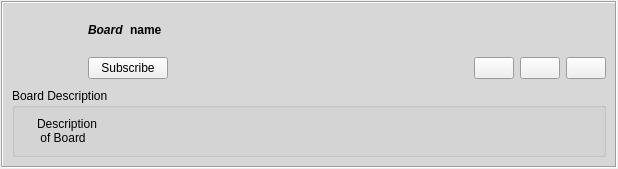
Qt form retroshare-gui/src/gui/feeds/PostedGroupItem.ui (RetroShare/RetroShare) before a commit.
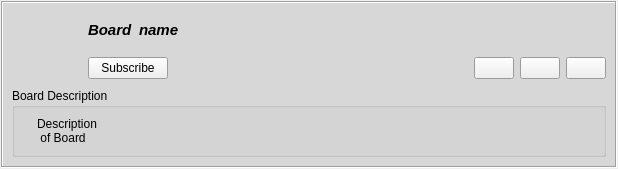
The same form after that commit. Icons and pictures are not drawn.

```diff
--- a/retroshare-gui/src/gui/feeds/PostedGroupItem.ui
+++ b/retroshare-gui/src/gui/feeds/PostedGroupItem.ui
@@ -10,7 +10,7 @@
     <height>161</height>
    </rect>
   </property>
-  <layout class="QGridLayout">
+  <layout class="QGridLayout" name="PostedGroupItem_GL">
    <property name="leftMargin">
     <number>1</number>
    </property>
@@ -24,7 +24,7 @@
     <number>1</number>
    </property>
    <item row="0" column="0">
-    <widget class="QFrame" name="frame">
+    <widget class="QFrame" name="feedFrame">
      <property name="sizePolicy">
       <sizepolicy hsizetype="Expanding" vsizetype="Preferred">
        <horstretch>0</horstretch>
@@ -34,6 +34,15 @@
      <property name="palette">
       <palette>
        <active>
+        <colorrole role="WindowText">
+         <brush brushstyle="SolidPattern">
+          <color alpha="255">
+           <red>0</red>
+           <green>0</green>
+           <blue>0</blue>
+          </color>
+         </brush>
+        </colorrole>
         <colorrole role="Base">
          <brush brushstyle="SolidPattern">
           <color alpha="255">
@@ -54,6 +63,15 @@
         </colorrole>
        </active>
        <inactive>
+        <colorrole role="WindowText">
+         <brush brushstyle="SolidPattern">
+          <color alpha="255">
+           <red>0</red>
+           <green>0</green>
+           <blue>0</blue>
+          </color>
+         </brush>
+        </colorrole>
         <colorrole role="Base">
          <brush brushstyle="SolidPattern">
           <color alpha="255">
@@ -74,6 +92,15 @@
         </colorrole>
        </inactive>
        <disabled>
+        <colorrole role="WindowText">
+         <brush brushstyle="SolidPattern">
+          <color alpha="255">
+           <red>154</red>
+           <green>154</green>
+           <blue>154</blue>
+          </color>
+         </brush>
+        </colorrole>
         <colorrole role="Base">
          <brush brushstyle="SolidPattern">
           <color alpha="255">
@@ -104,9 +131,9 @@
      <property name="frameShadow">
       <enum>QFrame::Sunken</enum>
      </property>
-     <layout class="QGridLayout">
+     <layout class="QGridLayout" name="feedFrame_GL">
       <item row="0" column="0">
-       <layout class="QGridLayout">
+       <layout class="QGridLayout" name="top_GL">
         <item row="0" column="0" rowspan="2">
          <widget class="QLabel" name="logoLabel">
           <property name="minimumSize">
@@ -133,7 +160,7 @@
          </widget>
         </item>
         <item row="0" column="1">
-         <layout class="QHBoxLayout" name="horizontalLayout_2">
+         <layout class="QHBoxLayout" name="title_HL">
           <item>
            <widget class="QLabel" name="titleLabel">
             <property name="sizePolicy">
@@ -144,6 +171,7 @@
             </property>
             <property name="font">
              <font>
+              <pointsize>11</pointsize>
               <weight>75</weight>
               <italic>true</italic>
               <bold>true</bold>
@@ -158,7 +186,9 @@
            <widget class="QLabel" name="nameLabel">
             <property name="font">
              <font>
+              <pointsize>11</pointsize>
               <weight>75</weight>
+              <italic>true</italic>
               <bold>true</bold>
              </font>
             </property>
```
Left out of the diff: 14 changed lines with no effect on the pictures.
